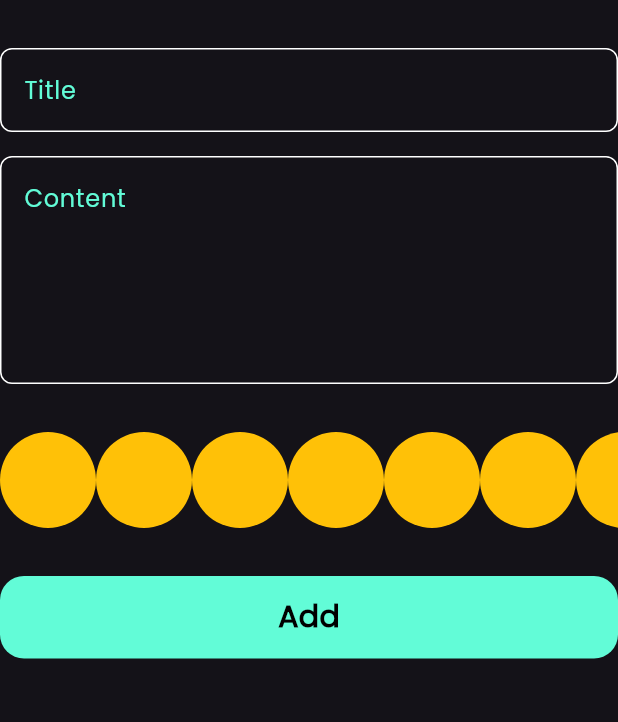
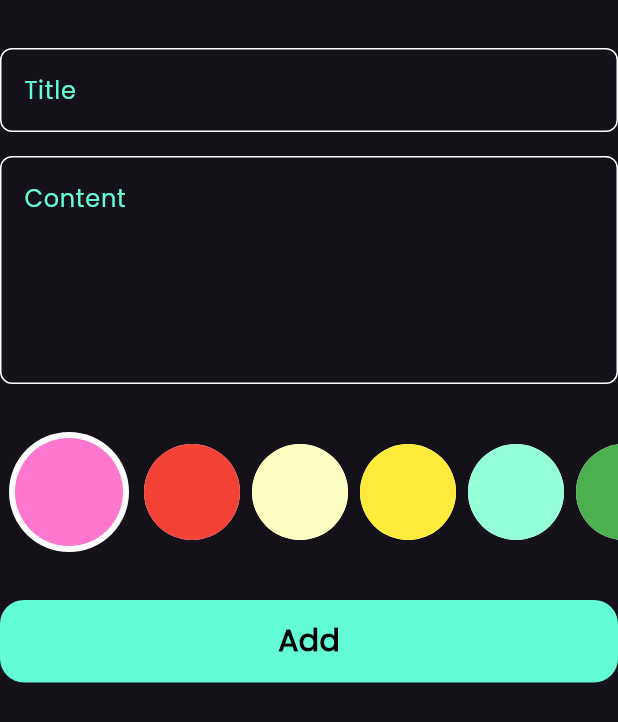
Before and after one commit to Yousef0Salah/notes_app, a Flutter app: the AddNoteForm widget shown alone on an empty page, opened directly, on a phone screen of 412 x 824 dp. Shown: the top 722 px of the screen. Run offline on Flutter 3.47's test engine with Material 3 defaults, Android fonts, the phone set to English and light mode, and no system bars; our stand-ins replace bloc, flutter_bloc, font_awesome_flutter, hive, hive_flutter, modal_progress_hud_nsn; accounts and stored records are empty.

Commit message:
colors list view

```diff
--- a/lib/views/widgets/add_note_form.dart
+++ b/lib/views/widgets/add_note_form.dart
@@ -41,7 +41,7 @@ class _AddNoteFormState extends State<AddNoteForm> {
           ),
 
           const SizedBox(height: 32),
-          ColorsListView(),
+          const ColorsListView(),
           const SizedBox(height: 32),
 
           BlocBuilder<AddNoteCubit, AddNoteState>(
--- a/lib/views/widgets/colors_list_view.dart
+++ b/lib/views/widgets/colors_list_view.dart
@@ -1,27 +1,63 @@
-
 import 'package:flutter/material.dart';
 
 class ColorItem extends StatelessWidget {
-  const ColorItem({super.key});
+  const ColorItem({super.key, required this.isActive, required this.color});
 
+  final bool isActive;
+  final Color color;
   @override
   Widget build(BuildContext context) {
-    return const CircleAvatar(backgroundColor: Colors.amber, radius: 32);
+    return CircleAvatar(
+      radius: isActive ? 42 : 32, // الدائرة الكبيرة
+      backgroundColor: Colors.white, // اللون اللي عايزه يظهر بالخلف
+      child: CircleAvatar(
+        radius: isActive ? 36 : 32, // الدائرة الأصغر
+        backgroundColor: color, // الدائرة الأمامية (الأصفر)
+      ),
+    );
   }
 }
 
-class ColorsListView extends StatelessWidget {
+class ColorsListView extends StatefulWidget {
   const ColorsListView({super.key});
 
   @override
+  State<ColorsListView> createState() => _ColorsListViewState();
+}
+
+class _ColorsListViewState extends State<ColorsListView> {
+  List<Color> colors = const [
+    Color(0xffFF76CE),
+    Colors.red,
+    Color(0xffFDFFC2),
+    Colors.yellow,
+    Color(0xff94FFD8),
+    Colors.green,
+    Color(0xffA3D8FF),
+    Colors.blue,
+  ];
+  int currentIndex = 0;
+  @override
   Widget build(BuildContext context) {
     return SizedBox(
-      height: 32*2,
+      height: 32 * 2.5,
       child: ListView.builder(
         scrollDirection: Axis.horizontal,
-        itemCount: 10,
+        itemCount: colors.length,
         itemBuilder: (context, index) {
-          return const ColorItem();
+          return Padding(
+            padding: const EdgeInsets.symmetric(horizontal: 4),
+            child: GestureDetector(
+              onTap: () {
+                currentIndex = index;
+                setState(() {});
+              },
+              child: ColorItem(
+                color: colors[index],
+                isActive: currentIndex == index,
+              ),
+            ),
+          );
         },
       ),
     );
```
